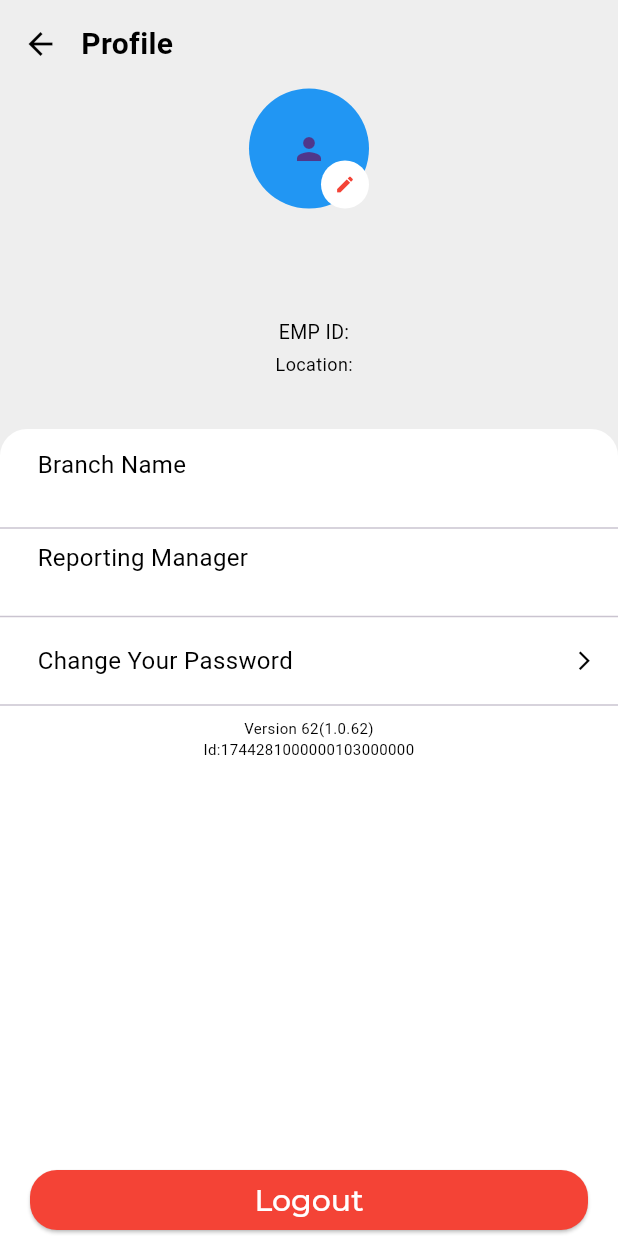
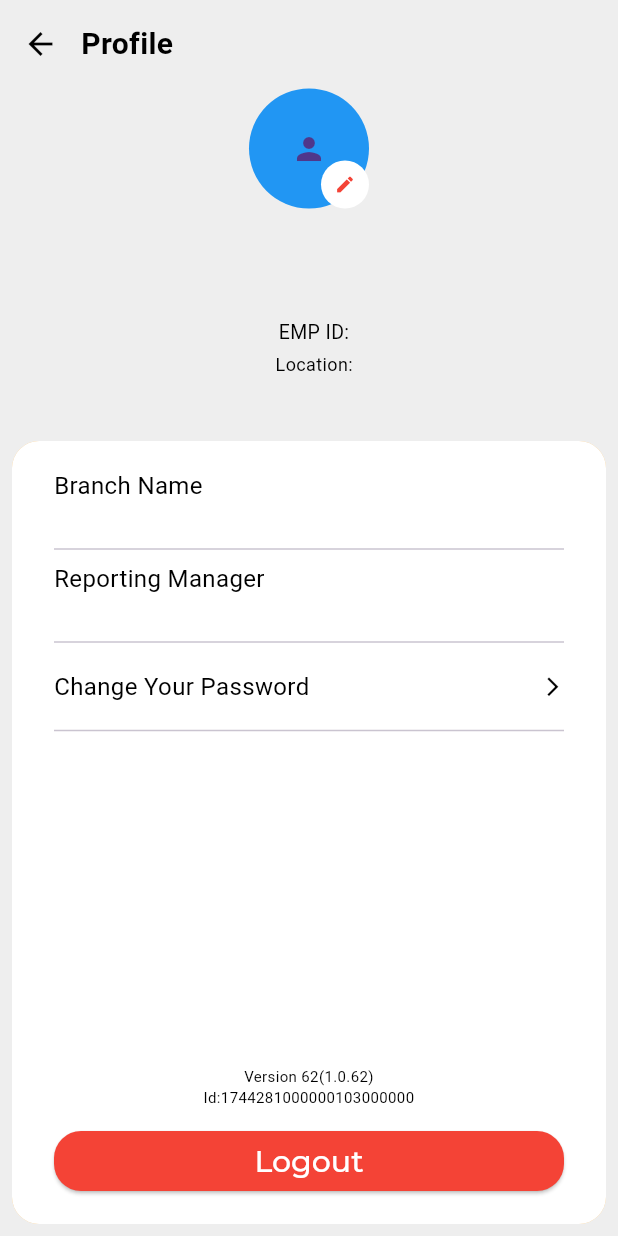
Before and after one commit to sandeeprahul/HnG-RWA, a Flutter app: the ViewProfile screen opened directly, on a phone screen of 412 x 824 dp. Run offline on Flutter 3.47's test engine with Material 3 defaults, Android fonts, the phone set to English and light mode, and no system bars; our stand-ins replace camera, device_info_plus, firebase_analytics, firebase_core, firebase_crashlytics, firebase_messaging and 18 more; missing offline and left inert: simple_barcode_scanner; accounts and stored records are empty; network calls fail.

Commit message:
design tweak

```diff
--- a/lib/ViewProfile.dart
+++ b/lib/ViewProfile.dart
@@ -282,20 +282,17 @@ class _ViewProfileState extends State<ViewProfile> {
                 // const Divider(),
                 Expanded(
                   child: Container(
-                    padding: const EdgeInsets.only(top: 12),
-                    decoration: const BoxDecoration(
+                    padding: const EdgeInsets.symmetric(horizontal: 28,vertical: 18),
+                    margin: const EdgeInsets.all(8),
+                    decoration:  BoxDecoration(
                         color: Colors.white,
-                        borderRadius: BorderRadius.only(
-                            topLeft: Radius.circular(18),
-                            topRight: Radius.circular(18))),
+                        boxShadow: [BoxShadow(color: Theme.of(context).primaryColor.withOpacity(0.5),)],
+                        borderRadius: BorderRadius.circular(18)),
                     child: Stack(
                       children: [
                         Column(
                           children: [
-                            Padding(
-                              padding:
-                                  const EdgeInsets.only(left: 25, right: 15),
-                              child: Column(
+                            Column(
                               children: [
                                 const Align(
                                   alignment: Alignment.topLeft,
@@ -307,8 +304,8 @@ class _ViewProfileState extends State<ViewProfile> {
                                     ),
                                   ),
                                 ),
-                                  const Divider(
-                                    color: Colors.white,
+                                const SizedBox(
+                                  // color: Colors.white,
                                   height: 3,
                                 ),
                                 Align(
@@ -323,12 +320,9 @@ class _ViewProfileState extends State<ViewProfile> {
                                 ),
                               ],
                             ),
-                            ),
                             const Divider(),
-                            Padding(
-                              padding:
-                                  const EdgeInsets.only(left: 25, right: 15),
-                              child: Column(
+
+                            Column(
                               children: [
                                 const Align(
                                   alignment: Alignment.topLeft,
@@ -339,6 +333,10 @@ class _ViewProfileState extends State<ViewProfile> {
                                       fontSize: 16,
                                     ),
                                   ),
+                                ),
+                                const SizedBox(
+                                  // color: Colors.white,
+                                  height: 3,
                                 ),
                                 Align(
                                   alignment: Alignment.topLeft,
@@ -352,7 +350,6 @@ class _ViewProfileState extends State<ViewProfile> {
                                 ),
                               ],
                             ),
-                            ),
                             const Divider(),
                             InkWell(
                               onTap: () {
@@ -361,9 +358,7 @@ class _ViewProfileState extends State<ViewProfile> {
                                   changePasswordPopup = true;
                                 });
                               },
-                              child: const Padding(
-                                padding: EdgeInsets.only(left: 25, right: 15),
-                                child: Row(
+                              child: const Row(
                                 children: [
                                   Align(
                                     alignment: Alignment.topLeft,
@@ -387,24 +382,22 @@ class _ViewProfileState extends State<ViewProfile> {
                                 ],
                               ),
                             ),
+                            const Divider(),
+
+                          ],
                         ),
-                            const Divider(),
+                        Align(
+                          alignment: Alignment.bottomCenter,
+                          child: Column(
+                            mainAxisSize: MainAxisSize.min,
+                            children: [
                               Text(
                                 'Version ${Constants.appVersion}\nId:$deviceId',
                                 textAlign: TextAlign.center,
                                 style: const TextStyle(fontSize: 10,),
-                            )
-                          ],
                               ),
-                        Align(
-                          alignment: Alignment.bottomCenter,
-                          child: Padding(
-                            padding: const EdgeInsets.only(
-                              left: 20,
-                              right: 20,
-                              top: 30,
-                            ),
-                            child: SizedBox(
+                              const SizedBox(height: 12,),
+                              SizedBox(
                                 width: double.infinity,
                                 child: ElevatedButton(
                                     style: ElevatedButton.styleFrom(
@@ -430,6 +423,7 @@ class _ViewProfileState extends State<ViewProfile> {
                                       ),
                                     )),
                               ),
+                            ],
                           ),
                         )
                       ],
```
Lines whose indentation alone changed are shown as unchanged.
